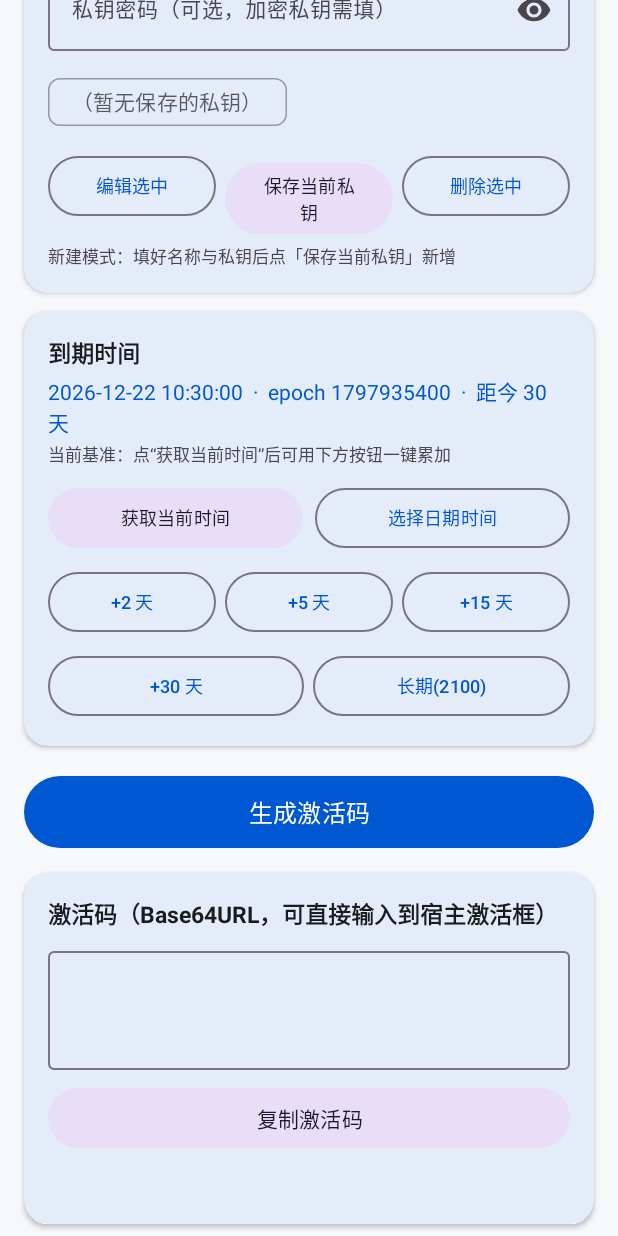
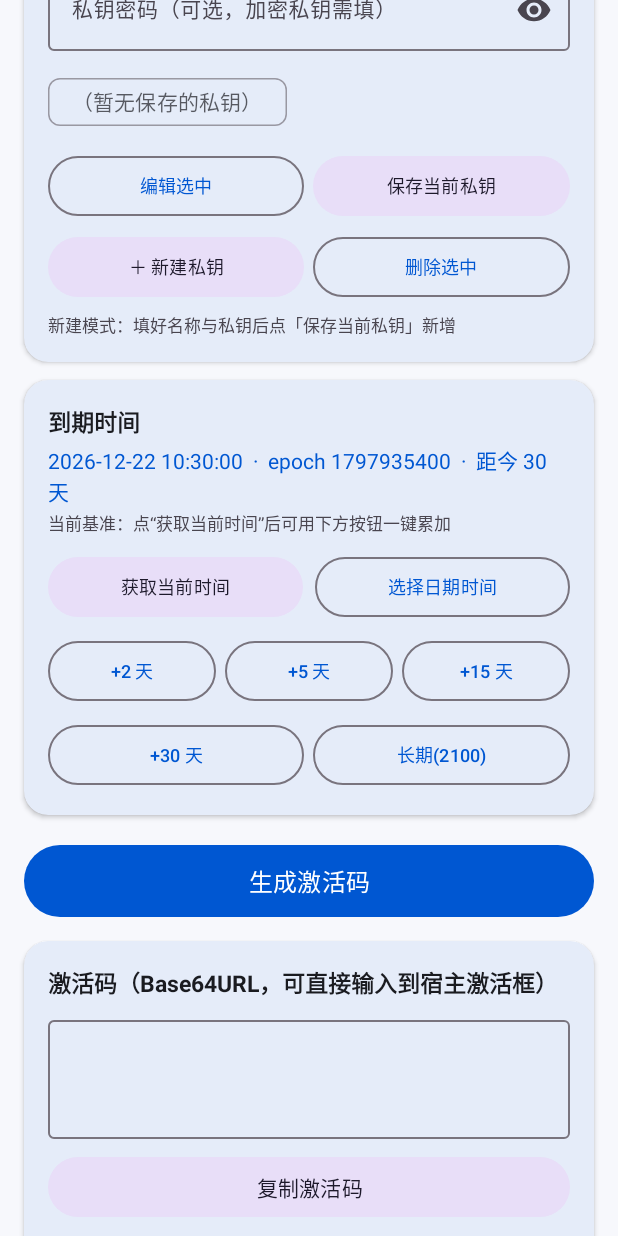
Before and after one commit to lbhg1234/HelloBBK-Activation-Tool, an Android app: the screen it shows after launch (MainActivity), scrolled down 576 dp, on a phone screen of 412 x 824 dp. Run offline under Robolectric (Android 15) with nearby library versions, the phone set to English and light mode, and no system bars.

Commit message:
feat: 增加新建私钥入口（退出编辑模式清空输入）

```diff
--- a/app/src/main/res/layout/activity_main.xml
+++ b/app/src/main/res/layout/activity_main.xml
@@ -200,6 +200,22 @@
                         android:layout_height="wrap_content"
                         android:layout_marginStart="6dp"
                         android:text="@string/btn_save_key"
+                        android:textSize="12sp"
+                        style="@style/Widget.Material3.Button.TonalButton" />
+                </LinearLayout>
+
+                <LinearLayout
+                    android:layout_width="match_parent"
+                    android:layout_height="wrap_content"
+                    android:layout_marginTop="6dp"
+                    android:orientation="horizontal">
+
+                    <com.google.android.material.button.MaterialButton
+                        android:id="@+id/btnNewKey"
+                        android:layout_width="0dp"
+                        android:layout_weight="1"
+                        android:layout_height="wrap_content"
+                        android:text="@string/btn_new_key"
                         android:textSize="12sp"
                         style="@style/Widget.Material3.Button.TonalButton" />
 
--- a/app/src/main/res/values/strings.xml
+++ b/app/src/main/res/values/strings.xml
@@ -18,6 +18,7 @@
     <string name="btn_save_key">保存当前私钥</string>
     <string name="btn_update_key">更新当前私钥</string>
     <string name="btn_edit_key">编辑选中</string>
+    <string name="btn_new_key">＋ 新建私钥</string>
     <string name="btn_delete_key">删除选中</string>
     <string name="keystore_empty">（暂无保存的私钥）</string>
     <string name="hint_editing_mode">编辑模式：改名称或私钥后点「更新当前私钥」即可原地保存（支持改名）</string>
```
Also changed, not shown: app/src/main/java/com/hellobbk/activation/MainActivity.kt (+12 -0 lines).
